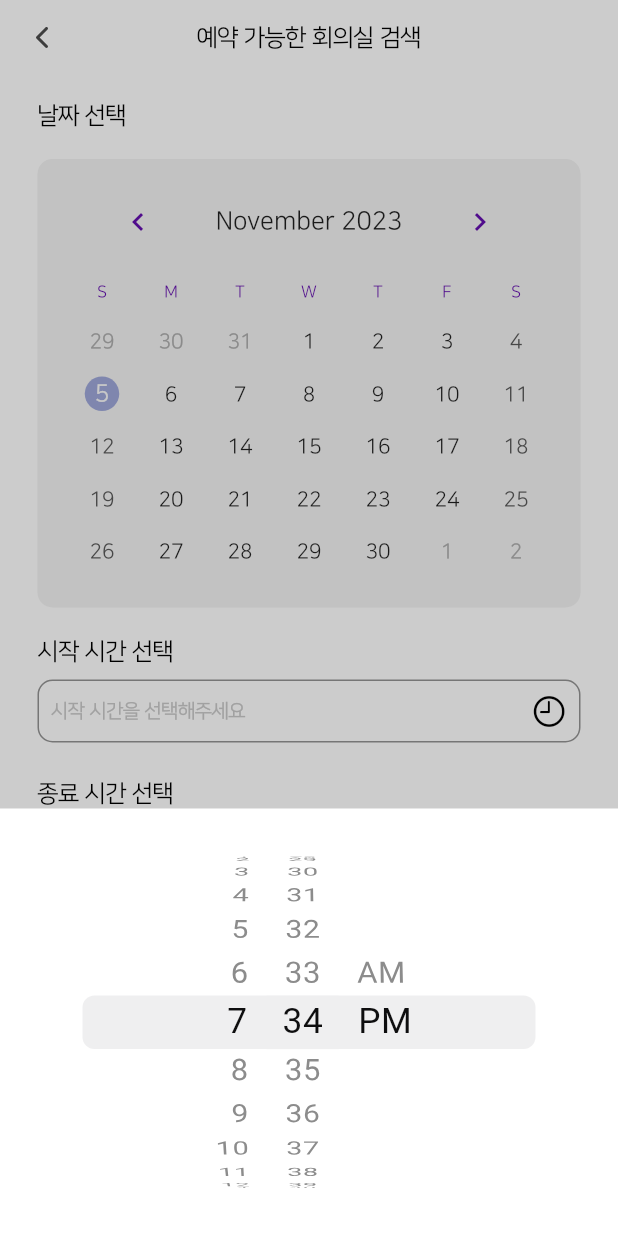
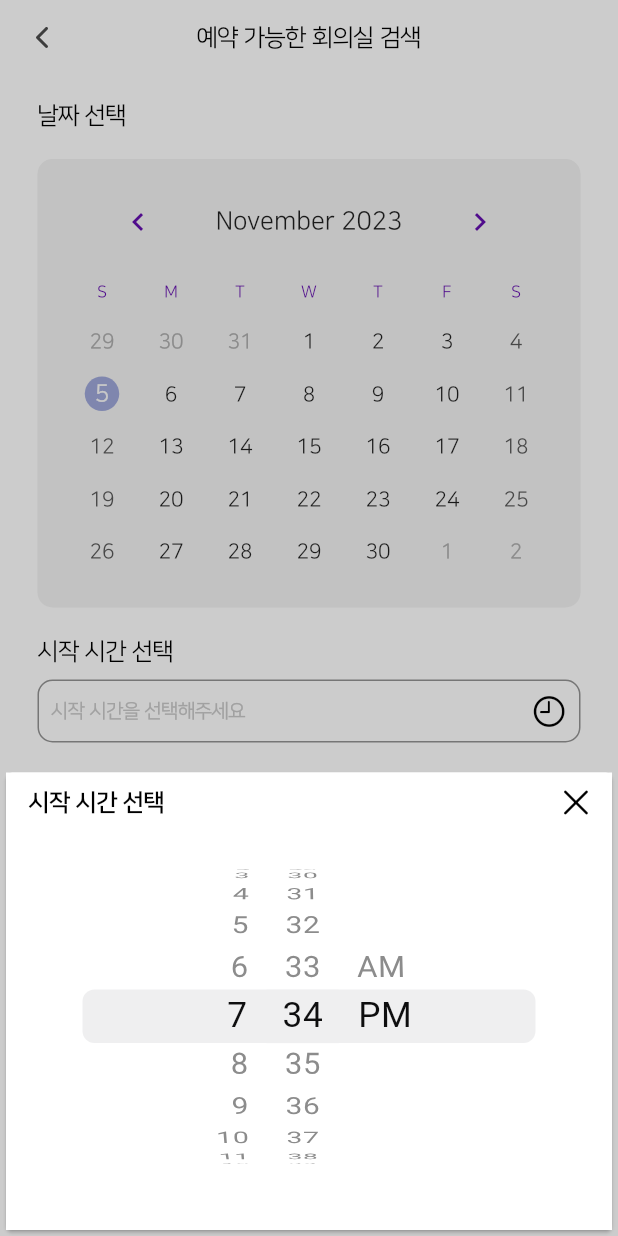
Before and after one commit to PLADI-ALM/PLADI-ALM-Mobile, a Flutter app: the OfficeFilterScreen screen opened directly, after a tap on "시작 시간을 선택해주세요", on a phone screen of 412 x 824 dp. Run offline on Flutter 3.47's test engine with Material 2 defaults, Android fonts, the light colour scheme and no system bars; drawn by our look-alikes of table_calendar; our stand-ins replace dio, flutter_secure_storage, flutter_svg, fluttertoast; accounts and stored records are empty; network calls fail.

Commit message:
feat: 회의실 검색 필터 화면 내 시간 다이얼로그 내 헤더 추가

```diff
--- a/lib/View/booking/screen/office_filter_screen.dart
+++ b/lib/View/booking/screen/office_filter_screen.dart
@@ -134,9 +134,31 @@ class _OfficeFilterScreenState extends State<OfficeFilterScreen> {
         builder: (BuildContext buildContext) {
           return Align(
             alignment: Alignment.bottomCenter,
+            child: Card(
               child: Container(
-              height: 285,
+                height: 305,
+                width: MediaQuery.of(context).size.width,
                 color: Colors.white,
+                child: Column(
+                  children: [
+                    SizedBox(
+                      width: MediaQuery.of(context).size.width,
+                      height: 40,
+                      child: Row(
+                        children: [
+                          const SizedBox(width: 15,),
+                          Text(isStart ? '시작 시간 선택' : '종료 시간 선택', style: const TextStyle(fontSize: 16, fontWeight: FontWeight.bold, color: Colors.black),),
+                          Flexible(child: Container()),
+                          IconButton(
+                              onPressed: (){Navigator.of(context).pop();},
+                              icon: const Icon(CupertinoIcons.xmark, color: Colors.black, size: 24,)
+                          )
+                        ],
+                      ),
+                    ),
+                    SizedBox(
+                      width: MediaQuery.of(context).size.width,
+                      height: 245,
                       child: CupertinoDatePicker(
                         mode: CupertinoDatePickerMode.time,
                         onDateTimeChanged: (DateTime time) {
@@ -151,7 +173,12 @@ class _OfficeFilterScreenState extends State<OfficeFilterScreen> {
                             }
                           });
                         },
+                      ),
+                    ),
+                    const SizedBox(height: 20,),
+                  ],
                 )
+              ),
             ),
           );
         }
```
Lines whose indentation alone changed are shown as unchanged.
